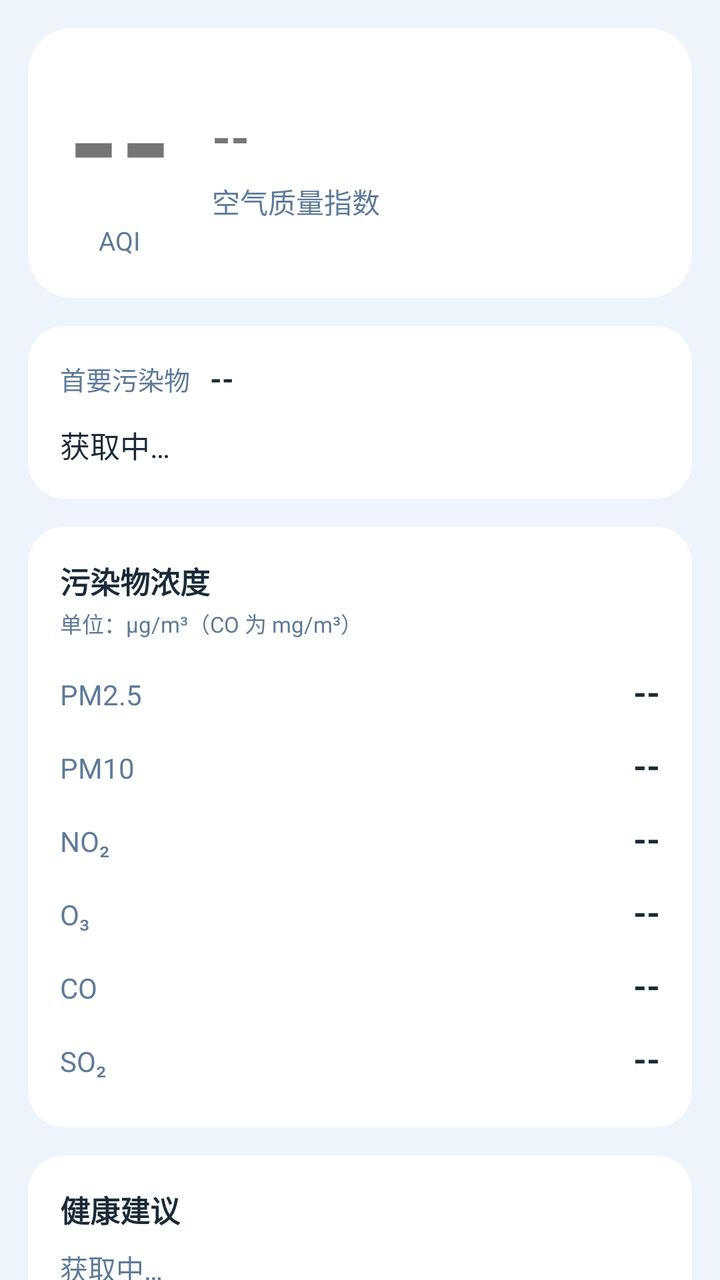
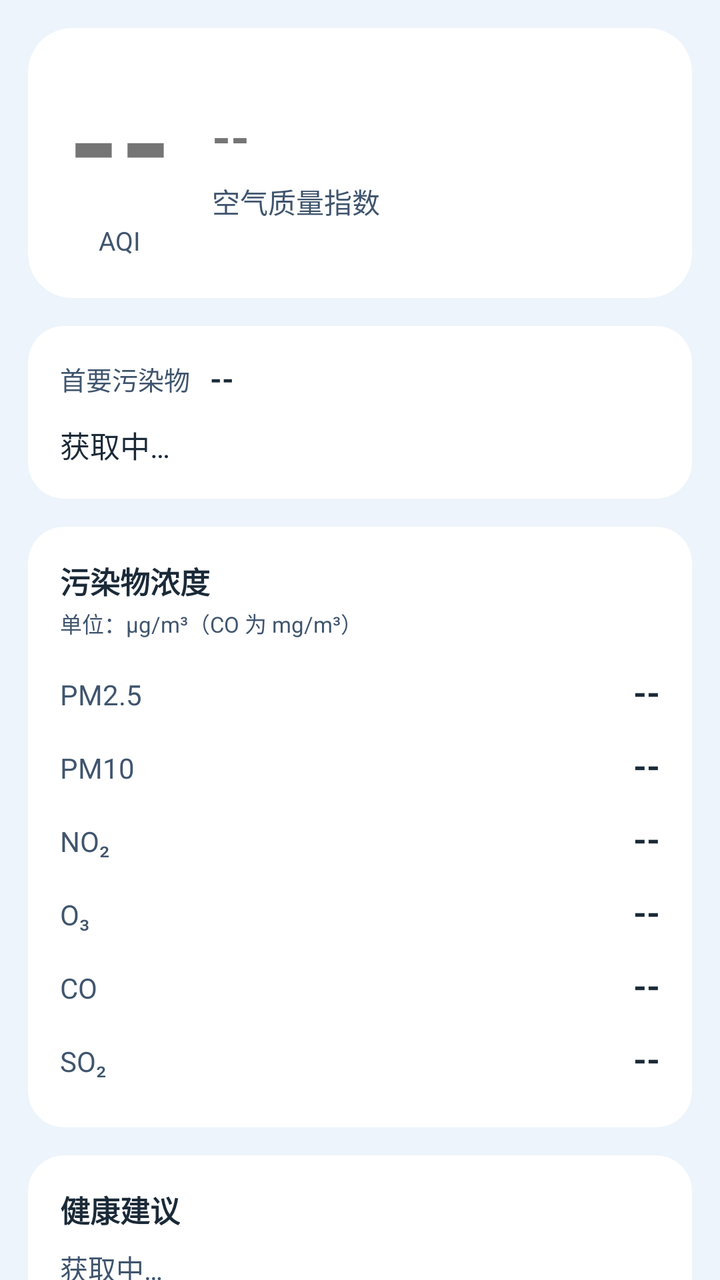

Before-and-after screenshots of an Android layout around one commit, followed by the original layout XML and the change that was made.
<!-- AndroidManifest.xml: application theme Theme.Weather.Sky -->
<!-- res/layout/page_air.xml -->
<?xml version="1.0" encoding="utf-8"?>
<ScrollView xmlns:android="http://schemas.android.com/apk/res/android"
            xmlns:app="http://schemas.android.com/apk/res-auto"
            android:id="@+id/scrollAir"
            android:layout_width="match_parent"
            android:layout_height="match_parent"
            android:fillViewport="true"
            android:scrollbars="none"
            android:background="?attr/pageBackground">

    <LinearLayout
            android:layout_width="match_parent"
            android:layout_height="wrap_content"
            android:orientation="vertical"
            android:padding="14dp">

        
        <com.google.android.material.card.MaterialCardView
                android:layout_width="match_parent"
                android:layout_height="wrap_content"
                app:cardBackgroundColor="?attr/cardBackground"
                app:cardCornerRadius="22dp"
                app:cardElevation="0dp">

            <LinearLayout
                    android:layout_width="match_parent"
                    android:layout_height="wrap_content"
                    android:orientation="horizontal"
                    android:gravity="center_vertical"
                    android:padding="20dp">

                <LinearLayout
                        android:layout_width="wrap_content"
                        android:layout_height="wrap_content"
                        android:orientation="vertical"
                        android:gravity="center">

                    <TextView
                            android:id="@+id/tvAqiNum"
                            android:layout_width="wrap_content"
                            android:layout_height="wrap_content"
                            android:text="--"
                            android:textSize="66sp"
                            android:textStyle="bold"
                            android:includeFontPadding="false" />

                    <TextView
                            android:layout_width="wrap_content"
                            android:layout_height="wrap_content"
                            android:text="AQI"
                            android:textSize="13sp"
                            android:textColor="?attr/textSecondary" />
                </LinearLayout>

                <LinearLayout
                        android:layout_width="0dp"
                        android:layout_height="wrap_content"
                        android:layout_weight="1"
                        android:orientation="vertical"
                        android:layout_marginStart="20dp">

                    <TextView
                            android:id="@+id/tvAqiLevel"
                            android:layout_width="wrap_content"
                            android:layout_height="wrap_content"
                            android:text="--"
                            android:textSize="24sp"
                            android:textStyle="bold" />

                    <TextView
                            android:id="@+id/tvAqiDesc"
                            android:layout_width="wrap_content"
                            android:layout_height="wrap_content"
                            android:text="空气质量指数"
                            android:textSize="14sp"
                            android:textColor="?attr/textSecondary"
                            android:layout_marginTop="6dp" />
                </LinearLayout>
            </LinearLayout>
        </com.google.android.material.card.MaterialCardView>

        
        <com.google.android.material.card.MaterialCardView
                android:layout_width="match_parent"
                android:layout_height="wrap_content"
                android:layout_marginTop="14dp"
                app:cardBackgroundColor="?attr/cardBackground"
                app:cardCornerRadius="18dp"
                app:cardElevation="0dp">

            <LinearLayout
                    android:layout_width="match_parent"
                    android:layout_height="wrap_content"
                    android:orientation="vertical"
                    android:padding="16dp">

                <LinearLayout
                        android:layout_width="match_parent"
                        android:layout_height="wrap_content"
                        android:orientation="horizontal">

                    <TextView
                            android:layout_width="wrap_content"
                            android:layout_height="wrap_content"
                            android:text="首要污染物"
                            android:textSize="13sp"
                            android:textColor="?attr/textSecondary" />

                    <TextView
                            android:id="@+id/tvPrimaryPoll"
                            android:layout_width="wrap_content"
                            android:layout_height="wrap_content"
                            android:text="--"
                            android:textSize="15sp"
                            android:textStyle="bold"
                            android:textColor="?attr/textPrimary"
                            android:layout_marginStart="10dp" />
                </LinearLayout>

                <TextView
                        android:id="@+id/tvAqiAssessment"
                        android:layout_width="wrap_content"
                        android:layout_height="wrap_content"
                        android:text="获取中…"
                        android:textSize="15sp"
                        android:textColor="?attr/textPrimary"
                        android:layout_marginTop="12dp"
                        android:lineSpacingExtra="3dp" />
            </LinearLayout>
        </com.google.android.material.card.MaterialCardView>

        
        <com.google.android.material.card.MaterialCardView
                android:layout_width="match_parent"
                android:layout_height="wrap_content"
                android:layout_marginTop="14dp"
                app:cardBackgroundColor="?attr/cardBackground"
                app:cardCornerRadius="18dp"
                app:cardElevation="0dp">

            <LinearLayout
                    android:layout_width="match_parent"
                    android:layout_height="wrap_content"
                    android:orientation="vertical"
                    android:padding="16dp">

                <TextView
                        android:layout_width="wrap_content"
                        android:layout_height="wrap_content"
                        android:text="污染物浓度"
                        android:textSize="15sp"
                        android:textStyle="bold"
                        android:textColor="?attr/textPrimary" />

                <TextView
                        android:layout_width="wrap_content"
                        android:layout_height="wrap_content"
                        android:text="单位：μg/m³（CO 为 mg/m³）"
                        android:textSize="11sp"
                        android:textColor="?attr/textSecondary"
                        android:layout_marginTop="2dp" />

                <LinearLayout
                        android:layout_width="match_parent"
                        android:layout_height="wrap_content"
                        android:orientation="vertical"
                        android:layout_marginTop="8dp">

                    <LinearLayout
                            android:layout_width="match_parent"
                            android:layout_height="wrap_content"
                            android:orientation="horizontal"
                            android:paddingTop="7dp"
                            android:paddingBottom="7dp">
                        <TextView
                                android:layout_width="0dp"
                                android:layout_height="wrap_content"
                                android:layout_weight="1"
                                android:text="PM2.5"
                                android:textSize="14sp"
                                android:textColor="?attr/textSecondary" />
                        <TextView
                                android:id="@+id/tvPollPm25"
                                android:layout_width="wrap_content"
                                android:layout_height="wrap_content"
                                android:text="--"
                                android:textSize="17sp"
                                android:textStyle="bold"
                                android:textColor="?attr/textPrimary" />
                    </LinearLayout>

                    <LinearLayout
                            android:layout_width="match_parent"
                            android:layout_height="wrap_content"
                            android:orientation="horizontal"
                            android:paddingTop="7dp"
                            android:paddingBottom="7dp">
                        <TextView
                                android:layout_width="0dp"
                                android:layout_height="wrap_content"
                                android:layout_weight="1"
                                android:text="PM10"
                                android:textSize="14sp"
                                android:textColor="?attr/textSecondary" />
                        <TextView
                                android:id="@+id/tvPollPm10"
                                android:layout_width="wrap_content"
                                android:layout_height="wrap_content"
                                android:text="--"
                                android:textSize="17sp"
                                android:textStyle="bold"
                                android:textColor="?attr/textPrimary" />
                    </LinearLayout>

                    <LinearLayout
                            android:layout_width="match_parent"
                            android:layout_height="wrap_content"
                            android:orientation="horizontal"
                            android:paddingTop="7dp"
                            android:paddingBottom="7dp">
                        <TextView
                                android:layout_width="0dp"
                                android:layout_height="wrap_content"
                                android:layout_weight="1"
                                android:text="NO₂"
                                android:textSize="14sp"
                                android:textColor="?attr/textSecondary" />
                        <TextView
                                android:id="@+id/tvPollNo2"
                                android:layout_width="wrap_content"
                                android:layout_height="wrap_content"
                                android:text="--"
                                android:textSize="17sp"
                                android:textStyle="bold"
                                android:textColor="?attr/textPrimary" />
                    </LinearLayout>

                    <LinearLayout
                            android:layout_width="match_parent"
                            android:layout_height="wrap_content"
                            android:orientation="horizontal"
                            android:paddingTop="7dp"
                            android:paddingBottom="7dp">
                        <TextView
                                android:layout_width="0dp"
                                android:layout_height="wrap_content"
                                android:layout_weight="1"
                                android:text="O₃"
                                android:textSize="14sp"
                                android:textColor="?attr/textSecondary" />
                        <TextView
                                android:id="@+id/tvPollO3"
                                android:layout_width="wrap_content"
                                android:layout_height="wrap_content"
                                android:text="--"
                                android:textSize="17sp"
                                android:textStyle="bold"
                                android:textColor="?attr/textPrimary" />
                    </LinearLayout>

                    <LinearLayout
                            android:layout_width="match_parent"
                            android:layout_height="wrap_content"
                            android:orientation="horizontal"
                            android:paddingTop="7dp"
                            android:paddingBottom="7dp">
                        <TextView
                                android:layout_width="0dp"
                                android:layout_height="wrap_content"
                                android:layout_weight="1"
                                android:text="CO"
                                android:textSize="14sp"
                                android:textColor="?attr/textSecondary" />
                        <TextView
                                android:id="@+id/tvPollCo"
                                android:layout_width="wrap_content"
                                android:layout_height="wrap_content"
                                android:text="--"
                                android:textSize="17sp"
                                android:textStyle="bold"
                                android:textColor="?attr/textPrimary" />
                    </LinearLayout>

                    <LinearLayout
                            android:layout_width="match_parent"
                            android:layout_height="wrap_content"
                            android:orientation="horizontal"
                            android:paddingTop="7dp"
                            android:paddingBottom="7dp">
                        <TextView
                                android:layout_width="0dp"
                                android:layout_height="wrap_content"
                                android:layout_weight="1"
                                android:text="SO₂"
                                android:textSize="14sp"
                                android:textColor="?attr/textSecondary" />
                        <TextView
                                android:id="@+id/tvPollSo2"
                                android:layout_width="wrap_content"
                                android:layout_height="wrap_content"
                                android:text="--"
                                android:textSize="17sp"
                                android:textStyle="bold"
                                android:textColor="?attr/textPrimary" />
                    </LinearLayout>
                </LinearLayout>
            </LinearLayout>
        </com.google.android.material.card.MaterialCardView>

        
        <com.google.android.material.card.MaterialCardView
                android:layout_width="match_parent"
                android:layout_height="wrap_content"
                android:layout_marginTop="14dp"
                app:cardBackgroundColor="?attr/cardBackground"
                app:cardCornerRadius="18dp"
                app:cardElevation="0dp">

            <LinearLayout
                    android:layout_width="match_parent"
                    android:layout_height="wrap_content"
                    android:orientation="vertical"
                    android:padding="16dp">

                <TextView
                        android:layout_width="wrap_content"
                        android:layout_height="wrap_content"
                        android:text="健康建议"
                        android:textSize="15sp"
                        android:textStyle="bold"
                        android:textColor="?attr/textPrimary" />

                <TextView
                        android:id="@+id/tvHealthAdvice"
                        android:layout_width="match_parent"
                        android:layout_height="wrap_content"
                        android:text="获取中…"
                        android:textSize="14sp"
                        android:textColor="?attr/textSecondary"
                        android:layout_marginTop="8dp"
                        android:lineSpacingExtra="5dp" />
            </LinearLayout>
        </com.google.android.material.card.MaterialCardView>
    </LinearLayout>
</ScrollView>
<!-- resources referenced by this layout -->
<resources>
  <style name="Theme.Weather.Sky" parent="Theme.MaterialComponents.Light.NoActionBar">
          <item name="pageBackground">@color/sky_page</item>
          <item name="cardBackground">@color/sky_card</item>
          <item name="textPrimary">@color/sky_text_primary</item>
          <item name="textSecondary">@color/sky_text_secondary</item>
          <item name="headerBackground">@color/sky_header</item>
          <item name="onHeaderText">@color/white</item>
  
          <item name="colorPrimary">@color/sky_accent</item>
          <item name="colorPrimaryVariant">@color/sky_header</item>
          <item name="colorOnPrimary">@color/white</item>
          <item name="colorSurface">@color/sky_card</item>
          <item name="android:windowBackground">@color/sky_page</item>
          <item name="android:statusBarColor">@color/sky_header</item>
          <item name="android:navigationBarColor">@color/sky_page</item>
      </style>
  <color name="sky_page">#EDF4FB</color>
  <color name="sky_card">#FFFFFF</color>
  <color name="sky_text_primary">#1B2A38</color>
  <color name="sky_text_secondary">#5E7A99</color>
  <color name="sky_header">#2196F3</color>
  <color name="white">#FFFFFF</color>
  <color name="sky_accent">#1E88E5</color>
</resources>

<!-- the commit's change to res/layout/page_air.xml (unified diff, before → after) -->
@@ -71,7 +71,7 @@
                             android:id="@+id/tvAqiDesc"
                             android:layout_width="wrap_content"
                             android:layout_height="wrap_content"
-                            android:text="空气质量指数"
+                            android:text="@string/air_quality_index"
                             android:textSize="14sp"
                             android:textColor="?attr/textSecondary"
                             android:layout_marginTop="6dp" />
@@ -102,7 +102,7 @@
                     <TextView
                             android:layout_width="wrap_content"
                             android:layout_height="wrap_content"
-                            android:text="首要污染物"
+                            android:text="@string/air_primary_pollutant"
                             android:textSize="13sp"
                             android:textColor="?attr/textSecondary" />
 
@@ -121,7 +121,7 @@
                         android:id="@+id/tvAqiAssessment"
                         android:layout_width="wrap_content"
                         android:layout_height="wrap_content"
-                        android:text="获取中…"
+                        android:text="@string/air_loading"
                         android:textSize="15sp"
                         android:textColor="?attr/textPrimary"
                         android:layout_marginTop="12dp"
@@ -147,7 +147,7 @@
                 <TextView
                         android:layout_width="wrap_content"
                         android:layout_height="wrap_content"
-                        android:text="污染物浓度"
+                        android:text="@string/air_pollutant_title"
                         android:textSize="15sp"
                         android:textStyle="bold"
                         android:textColor="?attr/textPrimary" />
@@ -155,7 +155,7 @@
                 <TextView
                         android:layout_width="wrap_content"
                         android:layout_height="wrap_content"
-                        android:text="单位：μg/m³（CO 为 mg/m³）"
+                        android:text="@string/air_unit_hint"
                         android:textSize="11sp"
                         android:textColor="?attr/textSecondary"
                         android:layout_marginTop="2dp" />
@@ -325,7 +325,7 @@
                 <TextView
                         android:layout_width="wrap_content"
                         android:layout_height="wrap_content"
-                        android:text="健康建议"
+                        android:text="@string/air_health_title"
                         android:textSize="15sp"
                         android:textStyle="bold"
                         android:textColor="?attr/textPrimary" />
@@ -334,7 +334,7 @@
                         android:id="@+id/tvHealthAdvice"
                         android:layout_width="match_parent"
                         android:layout_height="wrap_content"
-                        android:text="获取中…"
+                        android:text="@string/air_loading"
                         android:textSize="14sp"
                         android:textColor="?attr/textSecondary"
                         android:layout_marginTop="8dp"
<!-- resource entries referenced after the edit -->
@@ -1,5 +1,11 @@
 <!-- resources referenced by this layout -->
 <resources>
+  <string name="air_health_title">健康建议</string>
+  <string name="air_loading">获取中…</string>
+  <string name="air_pollutant_title">污染物浓度</string>
+  <string name="air_primary_pollutant">首要污染物</string>
+  <string name="air_quality_index">空气质量指数</string>
+  <string name="air_unit_hint">单位：μg/m³（CO 为 mg/m³）</string>
   <style name="Theme.Weather.Sky" parent="Theme.MaterialComponents.Light.NoActionBar">
           <item name="pageBackground">@color/sky_page</item>
           <item name="cardBackground">@color/sky_card</item>
@@ -7,6 +13,7 @@
           <item name="textSecondary">@color/sky_text_secondary</item>
           <item name="headerBackground">@color/sky_header</item>
           <item name="onHeaderText">@color/white</item>
+          <item name="glassCard">@color/sky_glass</item>
   
           <item name="colorPrimary">@color/sky_accent</item>
           <item name="colorPrimaryVariant">@color/sky_header</item>
@@ -19,9 +26,10 @@
   <color name="sky_page">#EDF4FB</color>
   <color name="sky_card">#FFFFFF</color>
   <color name="sky_text_primary">#1B2A38</color>
-  <color name="sky_text_secondary">#5E7A99</color>
+  <color name="sky_text_secondary">#40556E</color>
   <color name="sky_header">#2196F3</color>
   <color name="white">#FFFFFF</color>
+  <color name="sky_glass">#99FFFFFF</color>
   <color name="sky_accent">#1E88E5</color>
 </resources>
 
